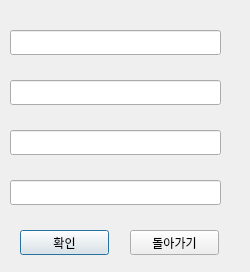
Qt form Yanolja_serv/edit.ui (mssung34/Yanolja) before a commit.
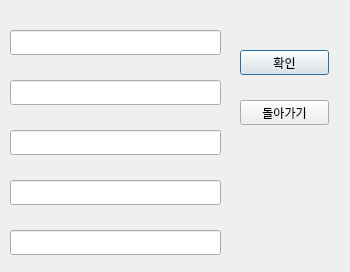
The same form after that commit.

The edit to the form file:
```diff
--- a/Yanolja_serv/edit.ui
+++ b/Yanolja_serv/edit.ui
@@ -6,7 +6,7 @@
    <rect>
     <x>0</x>
     <y>0</y>
-    <width>250</width>
+    <width>350</width>
     <height>272</height>
    </rect>
   </property>
@@ -46,8 +46,8 @@
   <widget class="QPushButton" name="ok_btn">
    <property name="geometry">
     <rect>
-     <x>20</x>
-     <y>230</y>
+     <x>240</x>
+     <y>50</y>
      <width>89</width>
      <height>25</height>
     </rect>
@@ -59,8 +59,8 @@
   <widget class="QPushButton" name="exit_btn">
    <property name="geometry">
     <rect>
-     <x>130</x>
-     <y>230</y>
+     <x>240</x>
+     <y>100</y>
      <width>89</width>
      <height>25</height>
     </rect>
@@ -131,6 +131,29 @@
     </rect>
    </property>
   </widget>
+  <widget class="QLineEdit" name="text5">
+   <property name="geometry">
+    <rect>
+     <x>10</x>
+     <y>230</y>
+     <width>211</width>
+     <height>25</height>
+    </rect>
+   </property>
+  </widget>
+  <widget class="QLabel" name="label5">
+   <property name="geometry">
+    <rect>
+     <x>10</x>
+     <y>210</y>
+     <width>67</width>
+     <height>17</height>
+    </rect>
+   </property>
+   <property name="text">
+    <string/>
+   </property>
+  </widget>
  </widget>
  <resources/>
  <connections/>
```
